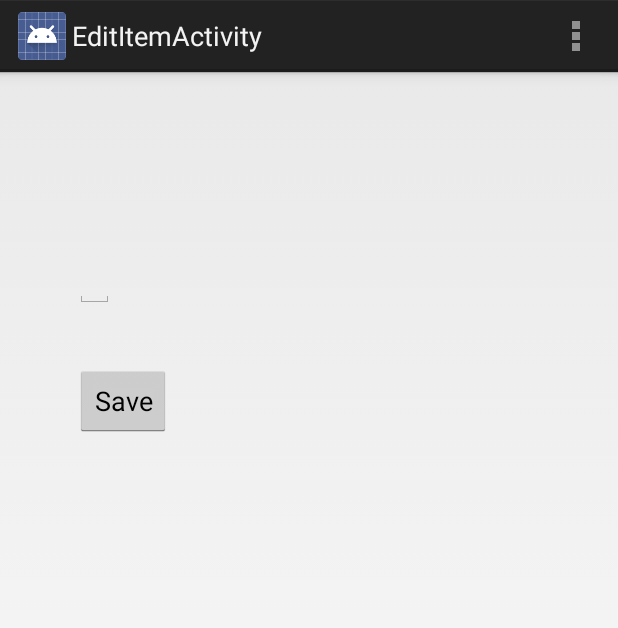
After one commit to anandmundada123/Android_Projects, an Android app: the EditItemActivity screen opened directly, with no data from a screen before it, on a phone screen of 412 x 824 dp. The commit adds this screen. Shown: the top 628 px of the screen. Run offline under Robolectric (Android 15) with nearby library versions, the phone set to English and light mode, and no system bars.

Commit message:
Adding New Enhancements

```diff
--- a/app/src/main/AndroidManifest.xml
+++ b/app/src/main/AndroidManifest.xml
@@ -16,6 +16,10 @@
                 <category android:name="android.intent.category.LAUNCHER" />
             </intent-filter>
         </activity>
+        <activity
+            android:name=".EditItemActivity"
+            android:label="@string/title_activity_edit_item" >
+        </activity>
     </application>
 
 </manifest>
--- /dev/null
+++ b/app/src/main/java/com/example/amundada/mytodoapp/EditItemActivity.java
@@ -0,0 +1,54 @@
+package com.example.amundada.mytodoapp;
+
+import android.app.Activity;
+import android.content.Intent;
+import android.os.Bundle;
+import android.view.Menu;
+import android.view.MenuItem;
+import android.view.View;
+import android.widget.EditText;
+
+import com.example.amundada.mytodoapp.R;
+
+public class EditItemActivity extends Activity {
+
+    private EditText eItemText;
+    private Integer iItemIndex;
+    @Override
+    protected void onCreate(Bundle savedInstanceState) {
+        super.onCreate(savedInstanceState);
+        setContentView(R.layout.activity_edit_item);
+        eItemText = (EditText) findViewById(R.id.etItem);
+        eItemText.setText(getIntent().getStringExtra(ToDoActivity.ITEM_TEXT_KEY));
+        iItemIndex = getIntent().getIntExtra(ToDoActivity.ITEM_INDEX_KEY, 0);
+    }
+
+
+    @Override
+    public boolean onCreateOptionsMenu(Menu menu) {
+        // Inflate the menu; this adds items to the action bar if it is present.
+        getMenuInflater().inflate(R.menu.edit_item, menu);
+        return true;
+    }
+
+    @Override
+    public boolean onOptionsItemSelected(MenuItem item) {
+        // Handle action bar item clicks here. The action bar will
+        // automatically handle clicks on the Home/Up button, so long
+        // as you specify a parent activity in AndroidManifest.xml.
+        int id = item.getItemId();
+        if (id == R.id.action_settings) {
+            return true;
+        }
+        return super.onOptionsItemSelected(item);
+    }
+
+    public void onSaveButtonClick(View view) {
+
+        Intent data = new Intent();
+        data.putExtra(ToDoActivity.ITEM_TEXT_KEY, eItemText.getText().toString());
+        data.putExtra(ToDoActivity.ITEM_INDEX_KEY, iItemIndex);
+        setResult(RESULT_OK, data);
+        finish();
+    }
+}
--- /dev/null
+++ b/app/src/main/res/layout/activity_edit_item.xml
@@ -0,0 +1,31 @@
+<RelativeLayout xmlns:android="http://schemas.android.com/apk/res/android"
+    xmlns:tools="http://schemas.android.com/tools"
+    android:layout_width="match_parent"
+    android:layout_height="match_parent"
+    android:paddingLeft="@dimen/activity_horizontal_margin"
+    android:paddingRight="@dimen/activity_horizontal_margin"
+    android:paddingTop="@dimen/activity_vertical_margin"
+    android:paddingBottom="@dimen/activity_vertical_margin"
+    tools:context="com.example.amundada.mytodoapp.EditItemActivity">
+
+
+    <EditText
+        android:layout_width="wrap_content"
+        android:layout_height="wrap_content"
+        android:id="@+id/etItem"
+        android:layout_alignParentTop="true"
+        android:layout_alignParentStart="true"
+        android:layout_marginLeft="34dp"
+        android:layout_marginTop="102dp"
+        />
+
+    <Button
+        android:layout_width="wrap_content"
+        android:layout_height="wrap_content"
+        android:text="Save"
+        android:id="@+id/btSave"
+        android:layout_below="@+id/etItem"
+        android:layout_alignStart="@+id/etItem"
+        android:onClick="onSaveButtonClick"
+        android:layout_marginTop="38dp" />
+</RelativeLayout>
--- /dev/null
+++ b/app/src/main/res/menu/edit_item.xml
@@ -0,0 +1,8 @@
+<menu xmlns:android="http://schemas.android.com/apk/res/android"
+    xmlns:tools="http://schemas.android.com/tools"
+    tools:context="com.example.amundada.mytodoapp.EditItemActivity" >
+    <item android:id="@+id/action_settings"
+        android:title="@string/action_settings"
+        android:orderInCategory="100"
+        android:showAsAction="never" />
+</menu>
--- a/app/src/main/res/values/strings.xml
+++ b/app/src/main/res/values/strings.xml
@@ -6,5 +6,6 @@
     <string name="action_settings">Settings</string>
     <string name="enter_item_label">Enter New Item</string>
     <string name="add_button">Add</string>
+    <string name="title_activity_edit_item">EditItemActivity</string>
 
 </resources>
```
Also changed, not shown: app/src/main/java/com/example/amundada/mytodoapp/ToDoActivity.java (+28 -0 lines), 1 other file.
